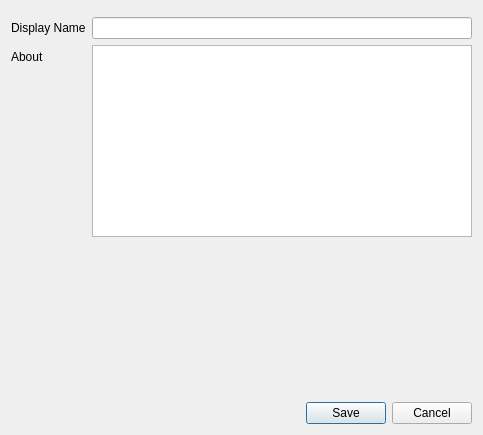
The window that src/presentation/chatinfo/chatinfodialog.ui (N0vemberRain/wch-desktop) describes before a commit, drawn with Qt 5.
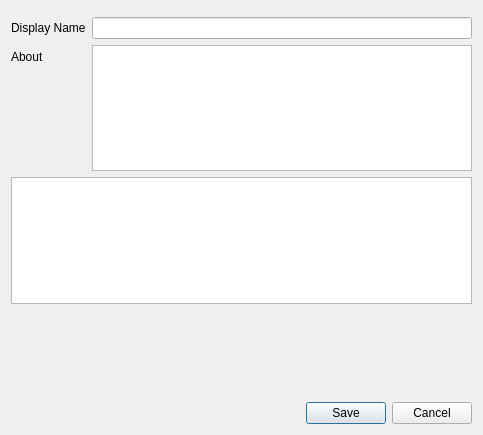
The same window after the commit. Custom widgets are drawn as their Qt base class.

Commit message: feature/get_chat_list: loading a lids of chat participants is done

The edit to the form file:
```diff
--- a/src/presentation/chatinfo/chatinfodialog.ui
+++ b/src/presentation/chatinfo/chatinfodialog.ui
@@ -41,6 +41,9 @@
      </item>
     </layout>
    </item>
+   <item>
+    <widget class="QListView" name="participantsListView"/>
+   </item>
    <item>
     <spacer name="verticalSpacer">
      <property name="orientation">
```
The commit also changes 20 other files.
